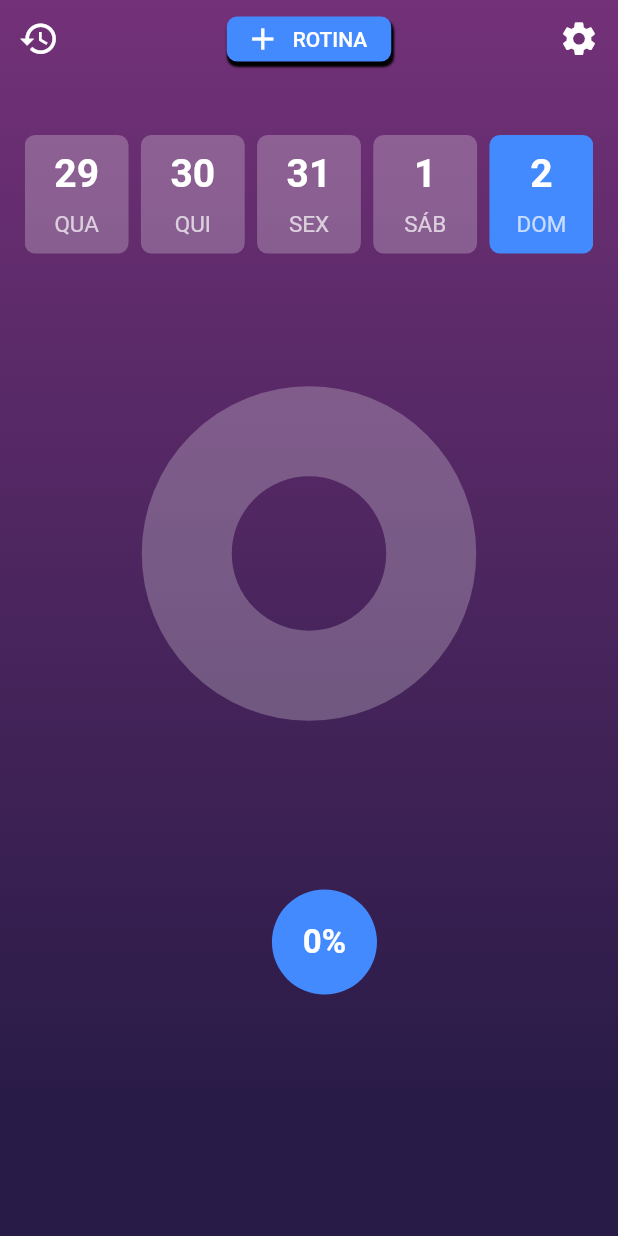
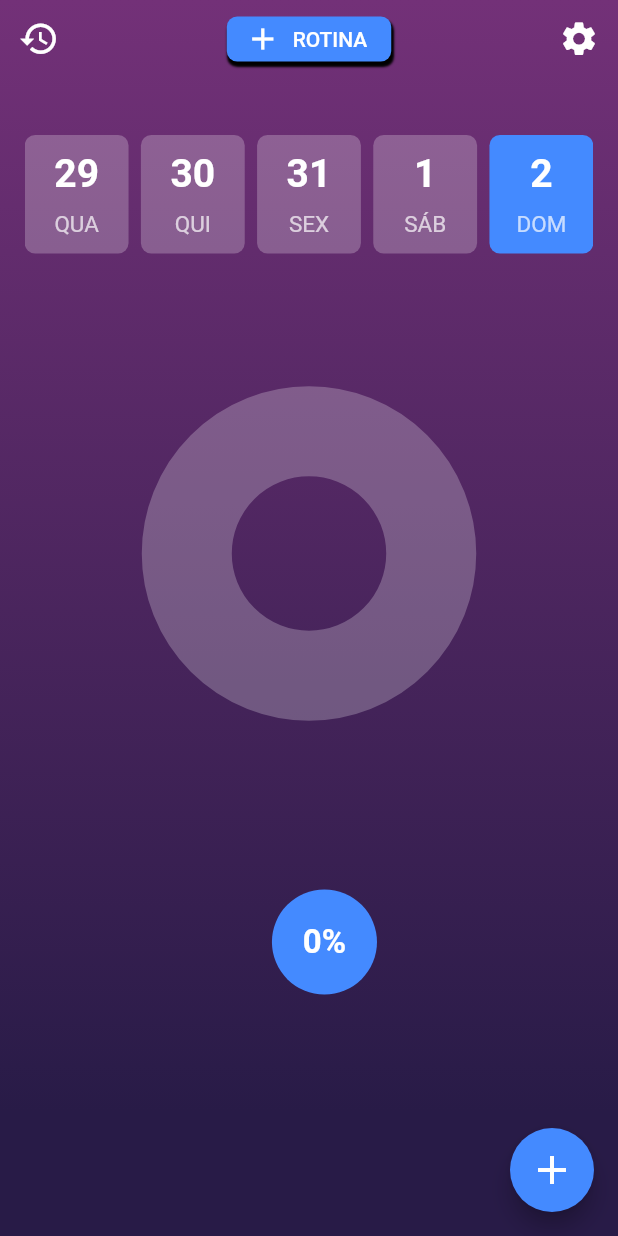
Before and after one commit to danielmarques28/Work-Tracker, a Flutter app: the screen it shows after launch, after a tap on an icon or button, on a phone screen of 412 x 824 dp. Run offline on Flutter 3.47's test engine with Material 2 defaults, Android fonts, the phone set to English and light mode, and no system bars.

Commit message:
Call method to save new routine and update home screen

```diff
--- a/lib/screens/Home.dart
+++ b/lib/screens/Home.dart
@@ -9,6 +9,44 @@ import 'package:worktracker/widgets/home/InfoDay.dart';
 import 'package:worktracker/widgets/home/ColumnRoutineCard.dart';
 import 'package:worktracker/widgets/home/TopBar.dart';
 import 'package:worktracker/widgets/home/DayGraph.dart';
+
+class FloatingButton extends StatelessWidget {
+  final Function getCalendarContent;
+  final GlobalKey<DayGraphState> dayGraphGlobalKey;
+  final GlobalKey<ColumnRoutineCardState> columnGlobalKey;
+
+  FloatingButton({
+    @required this.getCalendarContent,
+    @required this.dayGraphGlobalKey,
+    @required this.columnGlobalKey
+  });
+
+  @override
+  Widget build(BuildContext context) {
+    return FloatingActionButton(
+      backgroundColor: Colors.blueAccent,
+      onPressed: () {
+        Navigator.pushNamed(context, '/create-routine')
+          .then((calendar) {
+            if(calendar != null) {
+              getCalendarContent();
+              Timer(
+                Duration(milliseconds: 100), () {
+                  dayGraphGlobalKey.currentState.setData();
+                  columnGlobalKey.currentState.addNewRoutine();
+                }
+              );
+            }
+          });
+      },
+      child: Icon(
+        Icons.add,
+        size: 32.0,
+        color: Colors.white
+      )
+    );
+  }
+}
 
 class Home extends StatefulWidget {
   @override
@@ -32,28 +70,29 @@ class _HomeState extends State<Home> {
     _getCalendarContent();
   }
 
-  void _getCalendarContent() {
-    CalendarFile().readFile().then((value) {
-      setState(() => _calendar = value);
-    });
-  }
-
-  void _updateFile(List<dynamic> newDayRoutines) {
-    CalendarFile().updateDayRoutines(_selectedDate, newDayRoutines);
+  Future<void> _getCalendarContent() async {
+    await CalendarFile().readFile()
+      .then((calendar) {
+        setState(() => _calendar = calendar);
+      });
   }
 
   void _setShowCarousel(bool value) {
     setState(() => _showCarousel = value);
   }
 
-  void _setSelectedDate(String date) {
-    setState(() => _selectedDate = date);
+  void _updateChildWidgets() {
     Timer(
-      Duration(milliseconds: 50), () {
+      Duration(milliseconds: 100), () {
         _dayGraphGlobalKey.currentState.setData();
         _columnGlobalKey.currentState.sortDayRoutines();
       }
     );
+  }
+
+  void _setSelectedDate(String date) {
+    setState(() => _selectedDate = date);
+    _updateChildWidgets();
   }
 
   void _updateDayRoutines(newDayRoutines) {
@@ -61,7 +100,7 @@ class _HomeState extends State<Home> {
       _calendar[_selectedDate] = newDayRoutines;
     });
     _dayGraphGlobalKey.currentState.setData();
-    _updateFile(newDayRoutines);
+    CalendarFile().updateDayRoutines(_selectedDate, newDayRoutines);
   }
 
   @override
@@ -72,6 +111,12 @@ class _HomeState extends State<Home> {
     ]);
 
     return Scaffold(
+      resizeToAvoidBottomInset: false,
+      floatingActionButton: FloatingButton(
+        getCalendarContent: () => _getCalendarContent(),
+        dayGraphGlobalKey: _dayGraphGlobalKey,
+        columnGlobalKey: _columnGlobalKey
+      ),
       body: Container(
         height: deviceHeigth(context),
         width: deviceWidth(context),
@@ -112,8 +157,9 @@ class _HomeState extends State<Home> {
                 ? ColumnRoutineCard(
                     key: _columnGlobalKey,
                     dayRoutines: _calendar[_selectedDate],
-                    updateFile: (newDayRoutines) =>
-                      _updateDayRoutines(newDayRoutines)
+                    updateFile: (newDayRoutines) {
+                      _updateDayRoutines(newDayRoutines);
+                    }
                   )
                 : Container()
             )
```
Also changed, not shown: lib/screens/CreateRoutine.dart (+19 -16 lines).
